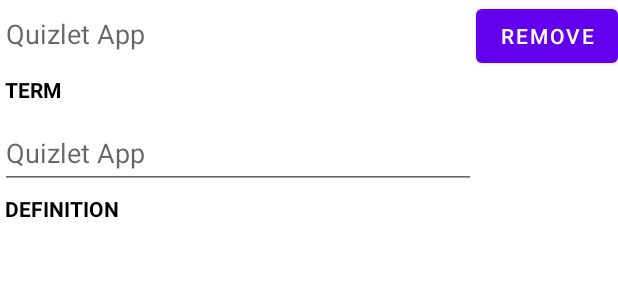
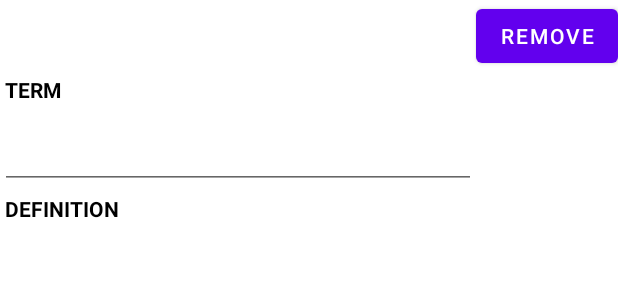
Before and after one commit to kyangho/PRM392-Colorful, an Android app: the layout list_view_create_set_item.xml on its own in the app's theme, with its tools: preview values and no code run, on a phone screen of 412 x 824 dp. Shown: the top 300 px of the screen. Run offline under Robolectric (Android 15) with nearby library versions, the phone set to English and light mode, and no system bars.

Commit message:
fix code

```diff
--- a/app/src/main/java/com/coloful/dao/QuizDao.java
+++ b/app/src/main/java/com/coloful/dao/QuizDao.java
@@ -87,6 +87,7 @@
             Toast.makeText(context, "Added success", Toast.LENGTH_SHORT).show();
         }
     }
+
     public boolean insertQuiz(Context context, Quiz quiz, List<Question> questionList) {
         db = new DBHelper(context);
         sqLiteDatabase = db.getWritableDatabase();
--- a/app/src/main/res/layout/list_view_create_set_item.xml
+++ b/app/src/main/res/layout/list_view_create_set_item.xml
@@ -17,8 +17,7 @@
         android:layout_width="match_parent"
         android:layout_height="wrap_content"
         android:layout_alignParentLeft="true"
-        android:layout_toLeftOf="@id/remove"
-        android:hint="@string/app_name" />
+        android:layout_toLeftOf="@id/remove"/>
 
     <TextView
         android:layout_width="match_parent"
@@ -39,7 +38,6 @@
         android:layout_marginTop="78dp"
         android:layout_marginRight="0dp"
         android:layout_toLeftOf="@id/remove"
-        android:hint="@string/app_name"
         android:minHeight="48dp" />
 
     <TextView
```
